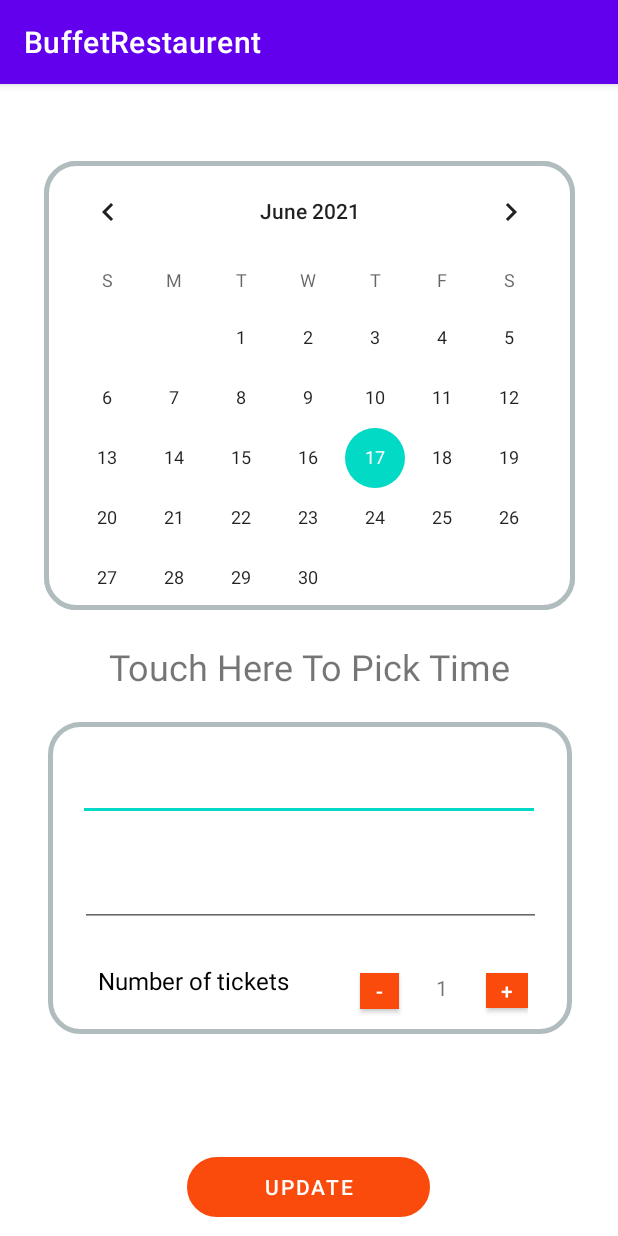
After one commit to okbayby22/FinalProjectMobile, an Android app: the UpdateReservation screen opened directly, with no data from a screen before it, on a phone screen of 412 x 824 dp. The commit adds this screen. Run offline under Robolectric (Android 15) with nearby library versions, the phone set to English and light mode, and no system bars.

Commit message:
[Huytnmce140289]_UpdateDialog

```diff
--- a/PRM_Subject/FinalProjectApp/BuffetRestaurent/app/src/main/AndroidManifest.xml
+++ b/PRM_Subject/FinalProjectApp/BuffetRestaurent/app/src/main/AndroidManifest.xml
@@ -13,7 +13,8 @@
         android:supportsRtl="true"
         android:theme="@style/Theme.BuffetRestaurent"
         android:usesCleartextTraffic="true">
-        <activity android:name=".MainActivity"></activity>
+        <activity android:name=".UpdateReservation"></activity>
+        <activity android:name=".MainActivity" />
         <activity android:name=".AddReservation">
             <intent-filter>
                 <action android:name="android.intent.action.MAIN" />
--- a/PRM_Subject/FinalProjectApp/BuffetRestaurent/app/src/main/java/com/example/buffetrestaurent/AddReservation.java
+++ b/PRM_Subject/FinalProjectApp/BuffetRestaurent/app/src/main/java/com/example/buffetrestaurent/AddReservation.java
@@ -4,6 +4,7 @@ import androidx.appcompat.app.AppCompatActivity;
 
 import android.app.AlertDialog;
 import android.app.TimePickerDialog;
+import android.content.DialogInterface;
 import android.graphics.Color;
 import android.graphics.drawable.ColorDrawable;
 import android.icu.text.DateFormat;
@@ -67,6 +68,12 @@ public class AddReservation extends AppCompatActivity {
         calendarView = findViewById(R.id.AddReservation_CalendarView);      //Calendar view
         SimpleDateFormat sdf = new SimpleDateFormat("yyyy-MM-dd");
         Date curdate =  Calendar.getInstance().getTime();
+        name.setFocusable(false);
+        name.setFocusableInTouchMode(false);
+        name.setClickable(false);
+        phone.setFocusable(false);
+        phone.setFocusableInTouchMode(false);
+        phone.setClickable(false);
         date = sdf.format(curdate);
         /*
         Set Event on Date Change on Calendar View
@@ -98,7 +105,12 @@ public class AddReservation extends AppCompatActivity {
                 If Customer does not pick time
                  */
                 if (timepick.getText().toString().equals("Touch Here To Pick Time")) {
-                    new AlertDialog.Builder(AddReservation.this).setTitle("Pick Time").setMessage("Please pick a time").show();
+                    new AlertDialog.Builder(AddReservation.this).setTitle("Pick Time").setMessage("Please pick a time").setPositiveButton("OK", new DialogInterface.OnClickListener() {
+                        @Override
+                        public void onClick(DialogInterface dialog, int which) {
+
+                        }
+                    }).show();
                 }
                 else {
                     Reservation reservation = new Reservation(null, time, status, numogticket, amount, deskid, cusid, discountid, staffid);
--- /dev/null
+++ b/PRM_Subject/FinalProjectApp/BuffetRestaurent/app/src/main/java/com/example/buffetrestaurent/UpdateReservation.java
@@ -0,0 +1,14 @@
+package com.example.buffetrestaurent;
+
+import androidx.appcompat.app.AppCompatActivity;
+
+import android.os.Bundle;
+
+public class UpdateReservation extends AppCompatActivity {
+
+    @Override
+    protected void onCreate(Bundle savedInstanceState) {
+        super.onCreate(savedInstanceState);
+        setContentView(R.layout.activity_update_reservation);
+    }
+}
--- /dev/null
+++ b/PRM_Subject/FinalProjectApp/BuffetRestaurent/app/src/main/res/layout/activity_update_reservation.xml
@@ -0,0 +1,211 @@
+<?xml version="1.0" encoding="utf-8"?>
+<androidx.constraintlayout.widget.ConstraintLayout xmlns:android="http://schemas.android.com/apk/res/android"
+    xmlns:app="http://schemas.android.com/apk/res-auto"
+    xmlns:tools="http://schemas.android.com/tools"
+    android:layout_width="match_parent"
+    android:layout_height="match_parent"
+    tools:context=".AddReservation">
+
+    <CalendarView
+        android:id="@+id/AddReservation_CalendarView"
+        android:layout_width="354dp"
+        android:layout_height="299dp"
+        android:layout_marginTop="30dp"
+        android:background="@drawable/border_layout"
+        android:focusedMonthDateColor="@color/Theme"
+        android:selectedDateVerticalBar="@color/Theme"
+        android:selectedWeekBackgroundColor="@color/Theme"
+        app:layout_constraintBottom_toTopOf="@+id/AddReservation_txtTimePick"
+        app:layout_constraintEnd_toEndOf="parent"
+        app:layout_constraintStart_toStartOf="parent"
+        app:layout_constraintTop_toTopOf="parent"
+        tools:ignore="MissingConstraints" />
+
+    <TextView
+        android:id="@+id/AddReservation_txtTimePick"
+        android:layout_width="wrap_content"
+        android:layout_height="wrap_content"
+        android:gravity="center_horizontal|center_vertical"
+        android:text="Touch Here To Pick Time"
+        android:textAlignment="center"
+        android:textSize="24sp"
+        app:layout_constraintBottom_toTopOf="@+id/AddReservation_InputArea"
+        app:layout_constraintEnd_toEndOf="parent"
+        app:layout_constraintStart_toStartOf="parent"
+        app:layout_constraintTop_toBottomOf="@+id/AddReservation_CalendarView" />
+
+    <androidx.constraintlayout.widget.ConstraintLayout
+        android:id="@+id/AddReservation_InputArea"
+        android:layout_width="349dp"
+        android:layout_height="208dp"
+        android:background="@drawable/border_layout"
+        app:layout_constraintBottom_toTopOf="@+id/constraintLayout2"
+        app:layout_constraintEnd_toEndOf="parent"
+        app:layout_constraintHorizontal_bias="0.507"
+        app:layout_constraintStart_toStartOf="parent"
+        app:layout_constraintTop_toBottomOf="@+id/AddReservation_txtTimePick">
+
+        <EditText
+            android:id="@+id/AddReservation_inputName"
+            android:layout_width="308dp"
+            android:layout_height="46dp"
+            android:layout_marginTop="20dp"
+            android:ems="10"
+            android:inputType="textPersonName"
+            android:textSize="14sp"
+            app:layout_constraintEnd_toEndOf="parent"
+            app:layout_constraintHorizontal_bias="0.487"
+            app:layout_constraintStart_toStartOf="parent"
+            app:layout_constraintTop_toTopOf="parent" />
+
+        <EditText
+            android:id="@+id/AddReservation_inputPhone"
+            android:layout_width="307dp"
+            android:layout_height="50dp"
+            android:layout_marginTop="20dp"
+            android:layout_marginBottom="13dp"
+            android:ems="10"
+            android:inputType="textPersonName"
+            android:textSize="14sp"
+            app:layout_constraintBottom_toTopOf="@+id/constraintLayout3"
+            app:layout_constraintEnd_toEndOf="parent"
+            app:layout_constraintStart_toStartOf="parent"
+            app:layout_constraintTop_toBottomOf="@+id/AddReservation_inputName" />
+
+        <androidx.constraintlayout.widget.ConstraintLayout
+            android:id="@+id/constraintLayout3"
+            android:layout_width="298dp"
+            android:layout_height="36dp"
+            android:layout_marginStart="1dp"
+            android:layout_marginLeft="1dp"
+            android:layout_marginTop="10dp"
+            android:layout_marginEnd="24dp"
+            android:layout_marginRight="24dp"
+            android:layout_marginBottom="10dp"
+            app:layout_constraintBottom_toBottomOf="parent"
+            app:layout_constraintEnd_toEndOf="parent"
+            app:layout_constraintHorizontal_bias="0.807"
+            app:layout_constraintStart_toStartOf="parent"
+            app:layout_constraintTop_toBottomOf="@+id/AddReservation_inputPhone">
+
+            <TextView
+                android:id="@+id/textView"
+                android:layout_width="wrap_content"
+                android:layout_height="wrap_content"
+                android:text="Number of tickets"
+                android:textColor="@color/black"
+                android:textSize="16dp"
+                app:layout_constraintEnd_toStartOf="@+id/AddReservation_btnDecrease"
+                app:layout_constraintHorizontal_bias="0.188"
+                app:layout_constraintStart_toStartOf="parent"
+                tools:layout_editor_absoluteY="11dp"
+                tools:ignore="MissingConstraints" />
+
+            <Button
+                android:id="@+id/AddReservation_btnDecrease"
+                android:layout_width="26dp"
+                android:layout_height="36dp"
+                android:layout_margin="0dp"
+                android:layout_marginEnd="42dp"
+                android:layout_marginRight="42dp"
+                android:padding="0dp"
+                android:text="-"
+                android:textSize="14dp"
+                app:backgroundTint="@color/Theme"
+                app:cornerRadius="0dp"
+                app:layout_constraintEnd_toStartOf="@+id/AddReservation_txtNumTickets"
+                tools:ignore="MissingConstraints" />
+
+            <TextView
+                android:id="@+id/AddReservation_txtNumTickets"
+                android:layout_width="58dp"
+                android:layout_height="27dp"
+                android:layout_marginTop="2dp"
+                android:gravity="center_vertical|center_horizontal"
+                android:text="1"
+                app:layout_constraintEnd_toStartOf="@+id/AddReservation_btnIncrease"
+                app:layout_constraintTop_toTopOf="parent" />
+
+            <Button
+                android:id="@+id/AddReservation_btnIncrease"
+                android:layout_width="28dp"
+                android:layout_height="35dp"
+                android:layout_margin="0dp"
+                android:padding="0dp"
+                android:text="+"
+                android:textSize="14dp"
+                app:backgroundTint="@color/Theme"
+                app:cornerRadius="0dp"
+                app:layout_constraintEnd_toEndOf="parent"
+                tools:ignore="MissingConstraints" />
+        </androidx.constraintlayout.widget.ConstraintLayout>
+    </androidx.constraintlayout.widget.ConstraintLayout>
+
+    <androidx.constraintlayout.widget.ConstraintLayout
+        android:id="@+id/constraintLayout2"
+        android:layout_width="353dp"
+        android:layout_height="52dp"
+        android:layout_marginStart="50dp"
+        android:layout_marginLeft="50dp"
+        android:layout_marginEnd="50dp"
+        android:layout_marginRight="50dp"
+        android:layout_marginBottom="40dp"
+        android:padding="0dp"
+        app:layout_constraintBottom_toBottomOf="parent"
+        app:layout_constraintEnd_toEndOf="parent"
+        app:layout_constraintStart_toStartOf="parent"
+        app:layout_constraintTop_toBottomOf="@+id/AddReservation_InputArea">
+
+        <TextView
+            android:id="@+id/textView3"
+            android:layout_width="wrap_content"
+            android:layout_height="wrap_content"
+            android:layout_marginStart="24dp"
+            android:layout_marginLeft="24dp"
+            android:layout_marginTop="40dp"
+            android:layout_marginBottom="49dp"
+            android:text="Total"
+            android:textColor="@color/black"
+            android:textSize="16sp"
+            app:layout_constraintBottom_toBottomOf="parent"
+            app:layout_constraintStart_toStartOf="parent"
+            app:layout_constraintTop_toTopOf="parent"
+            app:layout_constraintVertical_bias="0.362" />
+
+        <TextView
+            android:id="@+id/AddReservation_txtPrice"
+            android:layout_width="wrap_content"
+            android:layout_height="wrap_content"
+            android:layout_marginTop="30dp"
+            android:layout_marginEnd="16dp"
+            android:layout_marginRight="16dp"
+            android:layout_marginBottom="44dp"
+            android:text="TextView"
+            android:textColor="@color/black"
+            android:textSize="20sp"
+            app:layout_constraintBottom_toBottomOf="parent"
+            app:layout_constraintEnd_toEndOf="parent"
+            app:layout_constraintTop_toTopOf="parent"
+            app:layout_constraintVertical_bias="0.346" />
+    </androidx.constraintlayout.widget.ConstraintLayout>
+
+    <Button
+        android:id="@+id/AddReservation_btnAdd"
+        android:layout_width="162dp"
+        android:layout_height="40dp"
+        android:layout_marginStart="115dp"
+        android:layout_marginLeft="115dp"
+        android:layout_marginTop="12dp"
+        android:layout_marginEnd="116dp"
+        android:layout_marginRight="116dp"
+        android:layout_marginBottom="16dp"
+        android:background="@drawable/button_shape"
+        android:padding="0dp"
+        android:text="@string/strUpdate"
+        app:backgroundTint="@color/Theme"
+        app:layout_constraintBottom_toBottomOf="parent"
+        app:layout_constraintEnd_toEndOf="parent"
+        app:layout_constraintStart_toStartOf="parent"
+        app:layout_constraintTop_toBottomOf="@+id/constraintLayout2" />
+
+</androidx.constraintlayout.widget.ConstraintLayout>
--- a/PRM_Subject/FinalProjectApp/BuffetRestaurent/app/src/main/res/values/strings.xml
+++ b/PRM_Subject/FinalProjectApp/BuffetRestaurent/app/src/main/res/values/strings.xml
@@ -8,4 +8,5 @@
     <!-- TODO: Remove or change this placeholder text -->
     <string name="hello_blank_fragment">Hello blank fragment</string>
     <string name="strSubmit">Submit</string>
+    <string name="strUpdate">Update</string>
 </resources>
```
